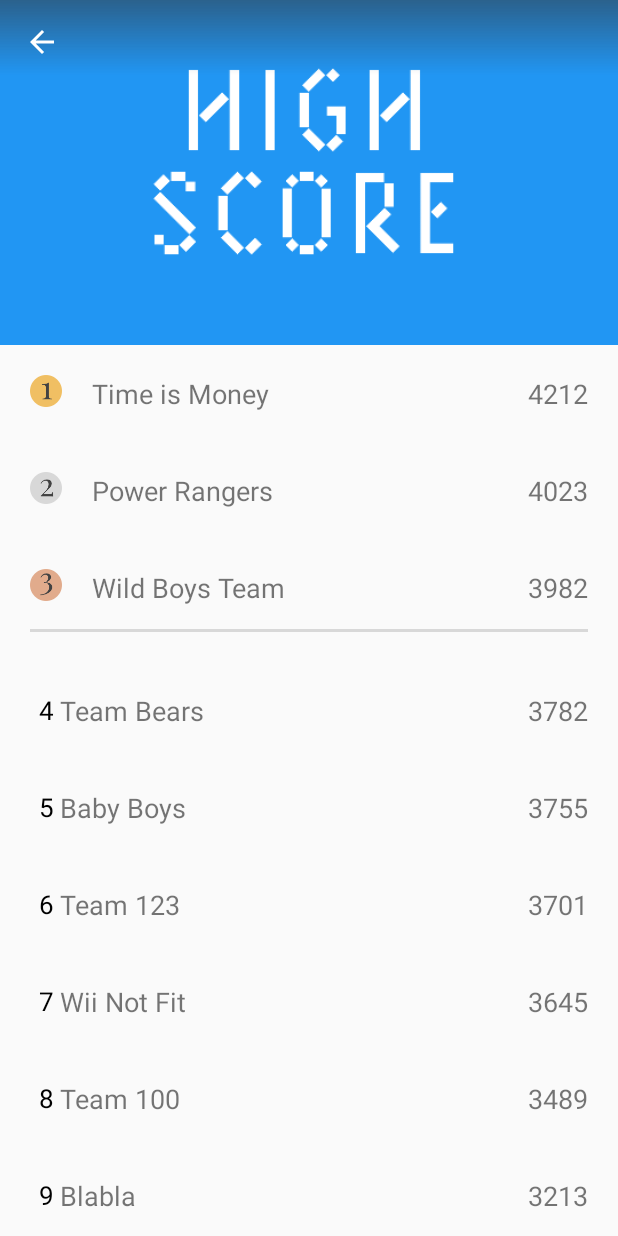
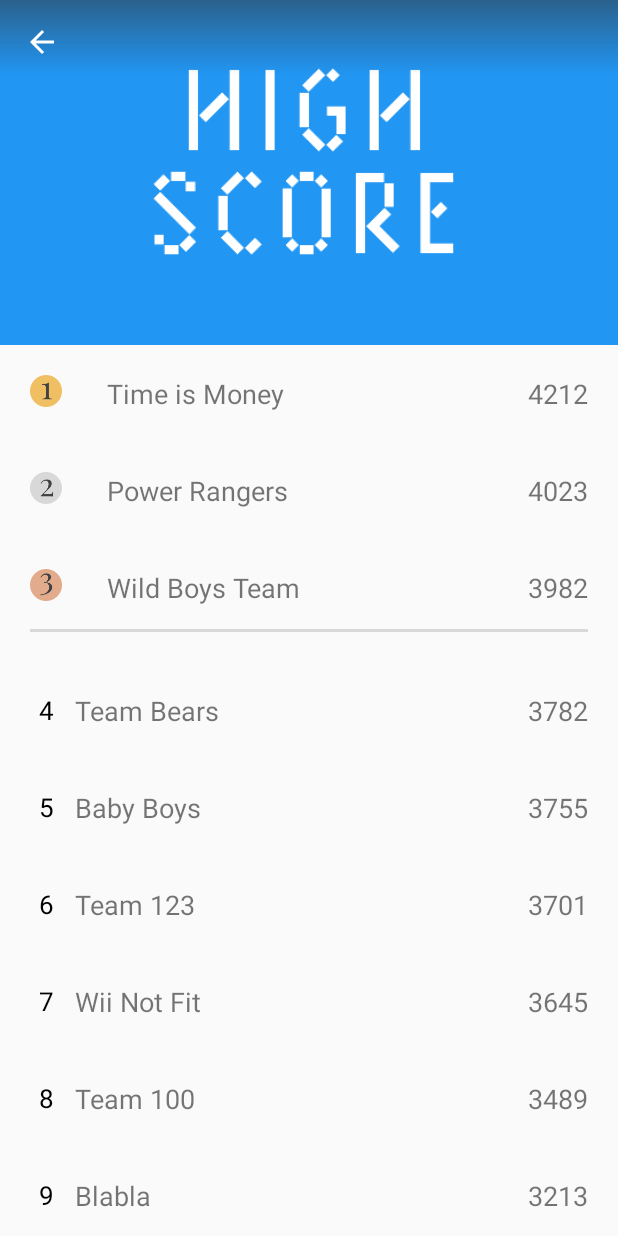
Before and after one commit to foivz/RSC2016-timeIsMoney, an Android app: the HighScoreActivity screen opened directly, with no data from a screen before it, on a phone screen of 412 x 824 dp. Run offline under Robolectric (Android 15) with nearby library versions, the phone set to English and light mode, and no system bars; our stand-ins replace ButterKnife, CircleImageView, Picasso; pictures from the network do not load.

Commit message:
margin change highscore

```diff
--- a/android/RSCHackathon/app/src/main/res/layout/high_score_item.xml
+++ b/android/RSCHackathon/app/src/main/res/layout/high_score_item.xml
@@ -7,6 +7,7 @@
 
     <de.hdodenhof.circleimageview.CircleImageView
         android:id="@+id/position"
+        android:layout_marginRight="20dp"
         android:layout_width="wrap_content"
         android:layout_height="wrap_content"
         tools:src="@drawable/gold" />
@@ -16,6 +17,7 @@
         android:layout_width="wrap_content"
         android:layout_height="wrap_content"
         android:layout_marginLeft="6dp"
+        android:layout_marginRight="20dp"
         android:textColor="@android:color/black"
         android:textSize="17sp"
         android:visibility="gone"
@@ -25,8 +27,7 @@
         android:id="@+id/team_name"
         android:layout_width="match_parent"
         android:layout_height="wrap_content"
-        android:layout_marginLeft="20dp"
-        android:layout_marginRight="20dp"
+        android:layout_marginLeft="10dp"
         android:layout_toLeftOf="@+id/score"
         android:layout_toRightOf="@+id/position"
         android:textSize="18sp"
```
